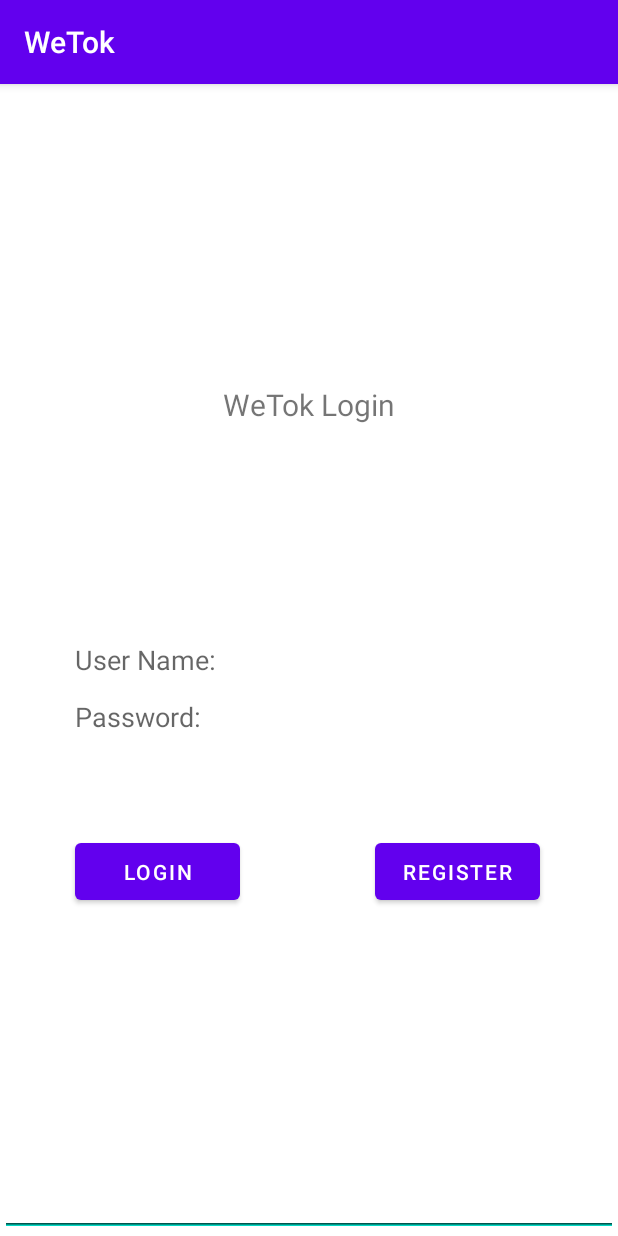
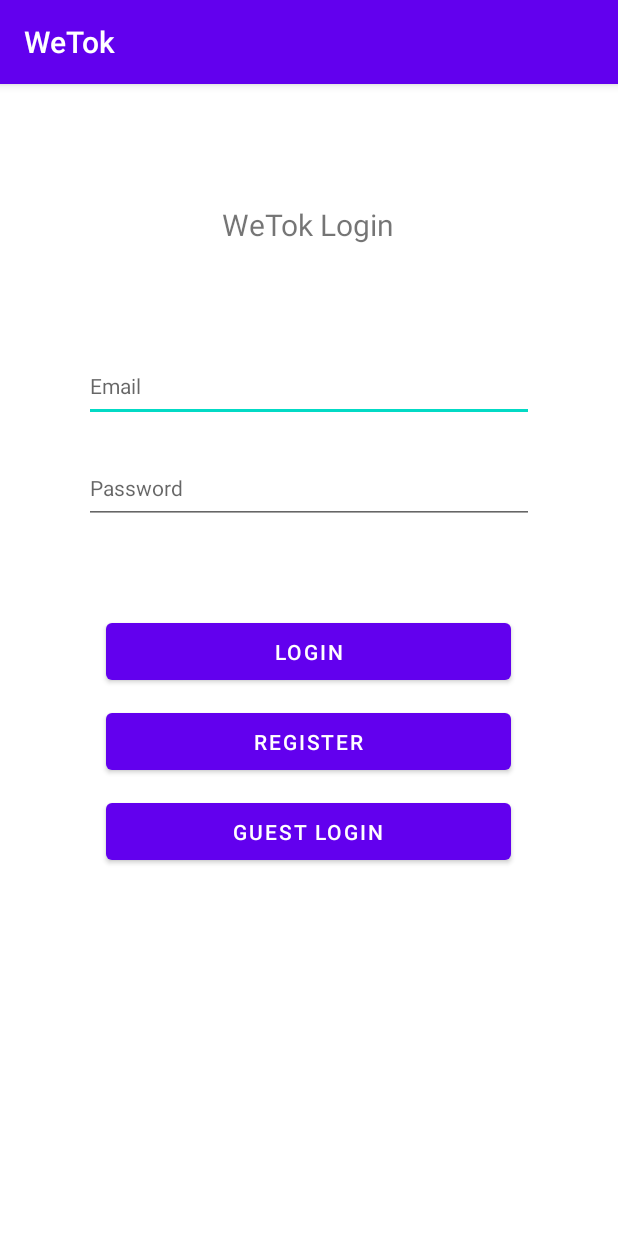
Before and after one commit to XinyuKang22/WeTok, an Android app: the screen it shows after launch (LoginActivity), on a phone screen of 412 x 824 dp. Run offline under Robolectric (Android 15) with nearby library versions, the phone set to English and light mode, and no system bars; our stand-ins replace Firebase (no records; nobody signed in at launch, a user with empty details on screens opened directly).

Commit message:
Added register and logout features. Improved UI.

```diff
--- a/app/src/main/AndroidManifest.xml
+++ b/app/src/main/AndroidManifest.xml
@@ -9,6 +9,9 @@
         android:roundIcon="@mipmap/ic_launcher_round"
         android:supportsRtl="true"
         android:theme="@style/Theme.WeTok">
+        <activity
+            android:name=".view.RegisterActivity"
+            android:exported="true"  />
         <activity
             android:name=".view.MainPageActivity"
             android:exported="true" />
--- a/app/src/main/java/com/example/wetok/view/LoginActivity.java
+++ b/app/src/main/java/com/example/wetok/view/LoginActivity.java
@@ -3,8 +3,10 @@ package com.example.wetok.view;
 import androidx.annotation.NonNull;
 import androidx.appcompat.app.AppCompatActivity;
 
+import android.content.Context;
 import android.content.Intent;
 import android.os.Bundle;
+import android.util.Log;
 import android.view.View;
 import android.widget.Button;
 import android.widget.EditText;
@@ -15,55 +17,97 @@ import com.google.android.gms.tasks.OnCompleteListener;
 import com.google.android.gms.tasks.Task;
 import com.google.firebase.auth.AuthResult;
 import com.google.firebase.auth.FirebaseAuth;
+import com.google.firebase.auth.FirebaseUser;
 
-public class LoginActivity extends AppCompatActivity implements View.OnClickListener {
+public class LoginActivity extends AppCompatActivity{
 
-    private Button btnLogin;
-    private EditText etUser;
-    private EditText etPassword;
+    private static final String TAG = "EmailPassword";
+    private Context context;
+    private Button btn_login;
+    private Button btn_register;
+    private Button btn_guestLogin;
+    private EditText et_emailLogin;
+    private EditText et_passwordLogin;
+    private FirebaseAuth fbAuth;
 
     @Override
     protected void onCreate(Bundle savedInstanceState) {
         super.onCreate(savedInstanceState);
+        context = LoginActivity.this;
+
         setContentView(R.layout.activity_login);
+        btn_login = findViewById(R.id.btn_login);
+        btn_register = findViewById(R.id.btn_register);
+        btn_guestLogin = findViewById(R.id.btn_guestLogin);
+        et_emailLogin = findViewById(R.id.et_emailLogin);
+        et_passwordLogin = findViewById(R.id.et_passwordLogin);
+        fbAuth = FirebaseAuth.getInstance();
 
-        btnLogin = findViewById(R.id.btn_login);
-        etUser = findViewById(R.id.et_user);
-        etPassword = findViewById(R.id.et_password);
+        btn_login.setOnClickListener(new View.OnClickListener() {
+            @Override
+            public void onClick(View view) {
+                String email = et_emailLogin.getText().toString().trim();
+                String password = et_passwordLogin.getText().toString().trim();
+                if (email.isEmpty()){
+                    Toast.makeText(context,"Please enter email", Toast.LENGTH_LONG).show();
+                    return;
+                }
+                if (password.isEmpty()){
+                    Toast.makeText(context, "Please enter password", Toast.LENGTH_LONG).show();
+                    return;
+                }
+                signIn(email,password);
+            }
+        });
 
-        btnLogin.setOnClickListener(this);
+        btn_register.setOnClickListener(new View.OnClickListener() {
+            @Override
+            public void onClick(View view) {
+                toRegisterPage();
+            }
+        });
 
+        btn_guestLogin.setOnClickListener(new View.OnClickListener() {
+            @Override
+            public void onClick(View view) {
+                toMainPage(null);
+            }
+        });
     }
 
-    private void userLogin(){
-        String username = etUser.getText().toString();
-        String password = etPassword.getText().toString();
-        Intent intent = null;
-        FirebaseAuth firebaseAuth = FirebaseAuth.getInstance();
-
-        if (!username.contains("@")){
-            Toast.makeText(this,"Please enter a valid email", Toast.LENGTH_LONG).show();
-            return;
-        }
-
-        if (password.isEmpty()){
-            Toast.makeText(this, "Please enter password", Toast.LENGTH_LONG).show();
-            return;
-        }
-
-        firebaseAuth.signInWithEmailAndPassword(username,password)
+    private void signIn(String email, String password) {
+        fbAuth.signInWithEmailAndPassword(email, password)
                 .addOnCompleteListener(this, new OnCompleteListener<AuthResult>() {
                     @Override
                     public void onComplete(@NonNull Task<AuthResult> task) {
-                        if (task.isSuccessful()){
-                            Intent intent = new Intent(LoginActivity.this, MainPageActivity.class);
-                            startActivity(intent);
+                        if (task.isSuccessful()) {
+                            FirebaseUser user = fbAuth.getCurrentUser();
+                            Log.d(TAG, "signInWithEmail:success");
+                            Toast.makeText(context, "Successfully logged in.",
+                                    Toast.LENGTH_SHORT).show();
+                            toMainPage(user);
+                        } else {
+                            Log.w(TAG, "signInWithEmail:failure", task.getException());
+                            Toast.makeText(context, "Authentication failed.",
+                                    Toast.LENGTH_SHORT).show();
                         }
                     }
                 });
     }
-    public void onClick(View v) {
-        if (v == btnLogin) userLogin();
+
+    private void toMainPage(FirebaseUser user) {
+        Intent intent = new Intent(context, MainPageActivity.class);
+        startActivity(intent);
     }
 
+    private void toRegisterPage(){
+        Intent intent = new Intent(context, RegisterActivity.class);
+        startActivity(intent);
+    }
+
+    @Override
+    protected void onDestroy() {
+        super.onDestroy();
+        fbAuth.signOut();
+    }
 }
--- a/app/src/main/res/layout/activity_login.xml
+++ b/app/src/main/res/layout/activity_login.xml
@@ -1,54 +1,68 @@
 <?xml version="1.0" encoding="utf-8"?>
-<RelativeLayout xmlns:android="http://schemas.android.com/apk/res/android"
+<LinearLayout xmlns:android="http://schemas.android.com/apk/res/android"
     xmlns:app="http://schemas.android.com/apk/res-auto"
     xmlns:tools="http://schemas.android.com/tools"
     android:layout_width="match_parent"
     android:layout_height="match_parent"
-    tools:context=".view.LoginActivity"
-    android:orientation="horizontal">
+    android:orientation="vertical"
+    tools:context=".view.LoginActivity">
 
     <TextView
-        android:layout_width="match_parent"
+        android:id="@+id/greeting"
+        android:layout_width="wrap_content"
         android:layout_height="wrap_content"
-        android:layout_marginTop="200dp"
-        android:gravity="center"
-        android:text="WeTok Login"
-        android:textSize="20dp" />
+        android:layout_marginTop="80dp"
+        android:text="@string/greeting"
+        android:textSize="20sp"
+        android:layout_gravity="center" />
+
 
     <EditText
-        android:id="@+id/et_user"
-        android:layout_width="match_parent"
-        android:layout_height="match_parent"
-        android:hint="User Name:"
-        android:maxLines="1"
-        android:padding="50dp" />
+        android:id="@+id/et_emailLogin"
+        android:layout_width="300dp"
+        android:layout_height="wrap_content"
+        android:layout_marginTop="70dp"
+        android:ems="10"
+        android:hint="@string/etEmail"
+        android:inputType="textEmailAddress"
+        android:minHeight="48dp"
+        android:textSize="14sp"
+        android:layout_gravity="center" />
 
     <EditText
-        android:id="@+id/et_password"
-        android:layout_width="match_parent"
-        android:layout_height="match_parent"
-        android:layout_marginTop="75dp"
-        android:hint="Password:"
+        android:id="@+id/et_passwordLogin"
+        android:layout_width="300dp"
+        android:layout_height="wrap_content"
+        android:layout_marginTop="20dp"
+        android:hint="@string/etPassword"
         android:inputType="textPassword"
         android:maxLines="1"
-        android:padding="50dp"
-        />
+        android:minHeight="48dp"
+        android:textSize="14sp"
+        android:layout_gravity="center" />
 
     <Button
         android:id="@+id/btn_login"
-        android:layout_width="110dp"
+        android:layout_width="270dp"
         android:layout_height="50dp"
-        android:layout_marginLeft="50dp"
-        android:layout_marginTop="500dp"
-        android:text="Login" />
-
+        android:layout_gravity="center"
+        android:layout_marginTop="60dp"
+        android:text="@string/btnLogin" />
 
     <Button
         android:id="@+id/btn_register"
-        android:layout_width="110dp"
+        android:layout_width="270dp"
         android:layout_height="50dp"
-        android:layout_marginLeft="250dp"
-        android:layout_marginTop="500dp"
-        android:text="Register" />
+        android:layout_gravity="center"
+        android:layout_marginTop="10dp"
+        android:text="@string/btnRegister" />
 
-</RelativeLayout>
+    <Button
+        android:id="@+id/btn_guestLogin"
+        android:layout_width="270dp"
+        android:layout_height="50dp"
+        android:layout_gravity="center"
+        android:layout_marginTop="10dp"
+        android:text="@string/btnGuestMode" />
+
+</LinearLayout>
--- a/app/src/main/res/values/strings.xml
+++ b/app/src/main/res/values/strings.xml
@@ -2,4 +2,15 @@
     <string name="app_name">WeTok</string>
     <string name="facebook_application_id" translatable="false">YOUR_APP_ID</string>
     <string name="facebook_login_protocol_scheme" translatable="false">fbYOUR_APP_ID</string>
+    <string name="greeting">WeTok Login</string>
+    <string name="etEmail">Email</string>
+    <string name="etPassword">Password</string>
+    <string name="btnLogin">Login</string>
+    <string name="btnRegister">Register</string>
+    <string name="btnGuestMode">Guest login</string>
+    <string name="newUser">New user register</string>
+    <string name="etRePassword">Re-enter password</string>
+    <string name="btnVerifyEmail">Verify email</string>
+    <string name="btnBack">Back</string>
+    <string name="btnLogout">Log out</string>
 </resources>
```
Also changed, not shown: app/src/main/java/com/example/wetok/view/MainPageActivity.java (+30 -0 lines), app/src/main/java/com/example/wetok/view/RegisterActivity.java (added, +164 -0 lines), app/src/main/res/layout/activity_mainpage.xml (+17 -1 lines), app/src/main/res/layout/activity_register.xml (added, +79 -0 lines).
